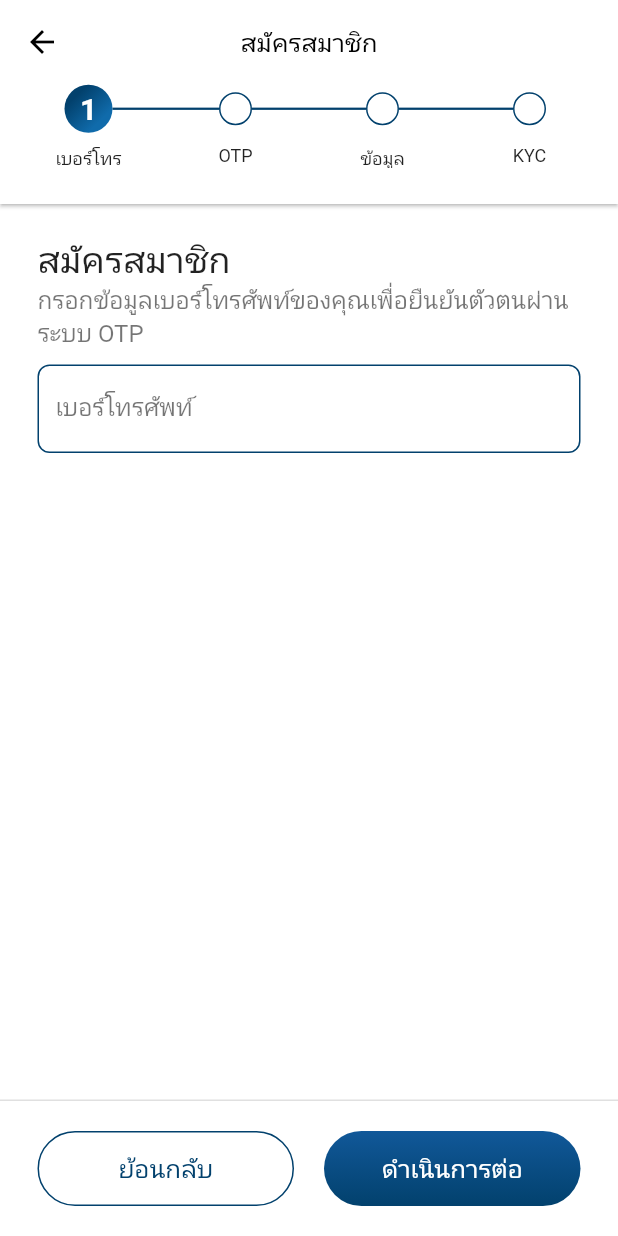
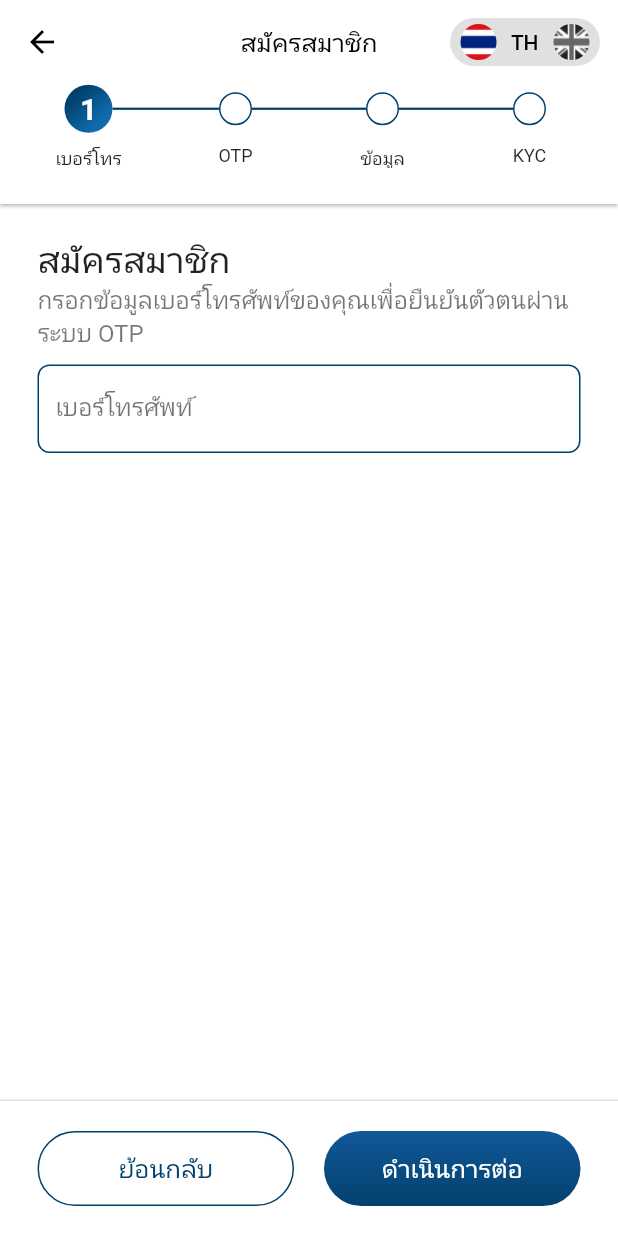
Before and after one commit to supavitham/gb-e-kyc, a Flutter app: the EKYCScreen screen opened directly, on a phone screen of 412 x 824 dp. Run offline on Flutter 3.47's test engine with Material 2 defaults, Android fonts, the light colour scheme and no system bars; our stand-ins replace bloc, camera, device_info_plus, dio, dotted_border, equatable and 9 more; missing offline and left inert: google_ml_kit, http_interceptor; accounts and stored records are empty; Roboto replaces fonts that are missing (Kanit, kanit).

Commit message:
edit code back

```diff
--- a/lib/api/httpClient/pathUrl.dart
+++ b/lib/api/httpClient/pathUrl.dart
@@ -4,13 +4,9 @@ import 'package:flutter_dotenv/flutter_dotenv.dart';
 import 'package:gb_e_kyc/api/storeState.dart';
 import 'package:get/get.dart';
 
-String hostRegister = "https://api-uat.gbwallet.co/register-api";
-String hostGateway = "https://api-uat.gbwallet.co/gateway-api";
-String authorization2 = "rOewM45nfCS7nYpv";
-
-// String? hostRegister = dotenv.env['host3003'];
-// String? hostGateway = dotenv.env['host3006'];
-// String? authorization2 = dotenv.env['authorization2'];
+String? hostRegister = dotenv.env['host3003'];
+String? hostGateway = dotenv.env['host3006'];
+String? authorization2 = dotenv.env['authorization2'];
 
 Map messageOffline = {
   "success": false,
@@ -30,9 +26,6 @@ Map errorNotFound = {
 enum Authorization { token, auth2, none }
 
 Map<String, String> setHeaders(Authorization headers) {
-  print("test >>>> ${authorization2 ?? ""}");
-  print("test222 >>>> ${hostRegister ?? ""}");
-
   switch (headers) {
     case Authorization.token:
       return {HttpHeaders.authorizationHeader: StoreState.token.value, 'lang': 'language'.tr};
--- a/lib/api/post.dart
+++ b/lib/api/post.dart
@@ -22,7 +22,7 @@ class PostAPI extends HttpInterceptedClient {
     required Map<String, String> body,
   }) async {
     try {
-      // EasyLoading.show();
+      EasyLoading.show();
       final response = await client.post(Uri.parse(url), headers: setHeaders(headers), body: body).timeout(const Duration(seconds: 30));
 
       if (response.statusCode == 200) {
--- a/lib/main.dart
+++ b/lib/main.dart
@@ -15,7 +15,7 @@ Future<void> main() async {
   WidgetsFlutterBinding.ensureInitialized();
   configLoading();
   await Firebase.initializeApp();
-  // await dotenv.load(fileName: "assets/.env");
+  await dotenv.load(fileName: "assets/.env");
 
   runApp(const MyApp());
 }
--- a/lib/screens/e_kyc_button_widget.dart
+++ b/lib/screens/e_kyc_button_widget.dart
@@ -35,7 +35,7 @@ class _EKYCButtonWidgetState extends State<EKYCButtonWidget> {
             : widget.boxDecorationContainer,
         child: Center(
           child: Text(
-            "${widget.title ?? "KYC 2"}",
+            "${widget.title ?? "KYC"}",
             style: widget.textStyle == null ? TextStyle(fontSize: 20, color: Colors.black) : widget.textStyle,
           ),
         ),
--- a/lib/screens/e_kyc_screen.dart
+++ b/lib/screens/e_kyc_screen.dart
@@ -2,7 +2,6 @@ import 'dart:async';
 import 'dart:io';
 
 import 'package:flutter/material.dart';
-import 'package:flutter_dotenv/flutter_dotenv.dart';
 import 'package:gb_e_kyc/api/httpClient/pathUrl.dart';
 import 'package:gb_e_kyc/api/post.dart';
 import 'package:gb_e_kyc/getController/e_kyc_controller.dart';
@@ -42,8 +41,6 @@ class _EKYCScreenState extends State<EKYCScreen> {
 
   @override
   void initState() {
-    dotenv.load(fileName: "assets/.env");
-
     initDeviceSerial();
     super.initState();
   }
@@ -74,46 +71,46 @@ class _EKYCScreenState extends State<EKYCScreen> {
             color: Colors.black,
           ),
           actions: [
-            // Container(
-            //   margin: EdgeInsets.all(12),
-            //   padding: EdgeInsets.all(4),
-            //   decoration: BoxDecoration(color: Colors.grey.shade300, borderRadius: BorderRadius.circular(40)),
-            //   child: Obx(() => Row(
-            //         mainAxisAlignment: MainAxisAlignment.spaceBetween,
-            //         children: [
-            //           ...MultiLanguage.values.map((e) {
-            //             bool selected = e == _eKYCController.currentLanguage.value;
-            //             var index = MultiLanguage.values.indexOf(e);
-            //             return Row(
-            //               children: [
-            //                 GestureDetector(
-            //                   onTap: () {
-            //                     _eKYCController.currentLanguage.value = e;
-            //                     _eKYCController.currentLanguage.value == MultiLanguage.th ? Get.updateLocale(Locale('th', 'TH')) : Get.updateLocale(Locale('en', 'EN'));
-            //                   },
-            //                   child: Container(
-            //                     height: 30,
-            //                     width: 30,
-            //                     decoration: BoxDecoration(
-            //                       image: DecorationImage(
-            //                         image: AssetImage('assets/images/${index == 0 ? selected ? "Thailand-flag" : "Thailand-flag-bw" : selected ? "United_Kingdom" : "United_Kingdom_bw"}.png'),
-            //                         fit: BoxFit.fill,
-            //                       ),
-            //                       shape: BoxShape.circle,
-            //                     ),
-            //                   ),
-            //                 ),
-            //                 if (index == 0)
-            //                   Text(
-            //                     "  ${selected ? "TH" : "EN"}  ",
-            //                     style: TextStyle(color: Colors.black, fontWeight: FontWeight.w500),
-            //                   )
-            //               ],
-            //             );
-            //           }).toList()
-            //         ],
-            //       )),
-            // )
+            Container(
+              margin: EdgeInsets.all(12),
+              padding: EdgeInsets.all(4),
+              decoration: BoxDecoration(color: Colors.grey.shade300, borderRadius: BorderRadius.circular(40)),
+              child: Obx(() => Row(
+                    mainAxisAlignment: MainAxisAlignment.spaceBetween,
+                    children: [
+                      ...MultiLanguage.values.map((e) {
+                        bool selected = e == _eKYCController.currentLanguage.value;
+                        var index = MultiLanguage.values.indexOf(e);
+                        return Row(
+                          children: [
+                            GestureDetector(
+                              onTap: () {
+                                _eKYCController.currentLanguage.value = e;
+                                _eKYCController.currentLanguage.value == MultiLanguage.th ? Get.updateLocale(Locale('th', 'TH')) : Get.updateLocale(Locale('en', 'EN'));
+                              },
+                              child: Container(
+                                height: 30,
+                                width: 30,
+                                decoration: BoxDecoration(
+                                  image: DecorationImage(
+                                    image: AssetImage('assets/images/${index == 0 ? selected ? "Thailand-flag" : "Thailand-flag-bw" : selected ? "United_Kingdom" : "United_Kingdom_bw"}.png'),
+                                    fit: BoxFit.fill,
+                                  ),
+                                  shape: BoxShape.circle,
+                                ),
+                              ),
+                            ),
+                            if (index == 0)
+                              Text(
+                                "  ${selected ? "TH" : "EN"}  ",
+                                style: TextStyle(color: Colors.black, fontWeight: FontWeight.w500),
+                              )
+                          ],
+                        );
+                      }).toList()
+                    ],
+                  )),
+            )
           ],
           bottom: PreferredSize(
             preferredSize: const Size.fromHeight(80),
```
